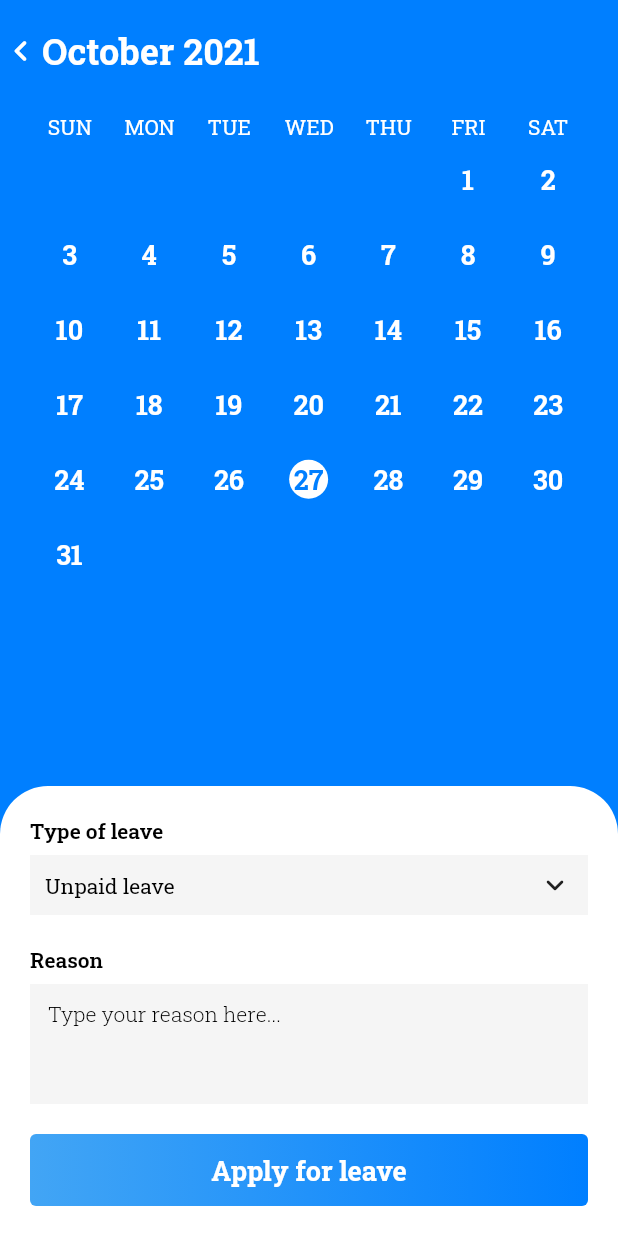
After one commit to ShubhranshuArya/Leave-App-UI, a Flutter app: the screen it shows after launch, after a tap on "Apply for leave", on a phone screen of 412 x 824 dp. The commit adds this screen. Run offline on Flutter 3.47's test engine with Material 2 defaults, Android fonts, the light colour scheme and no system bars; drawn by our look-alikes of syncfusion_flutter_calendar; our stand-ins replace get, google_fonts.

Commit message:
Leave Screen updated

```diff
--- a/lib/main.dart
+++ b/lib/main.dart
@@ -1,5 +1,8 @@
 import 'package:flutter/material.dart';
+import 'package:futuryze_assignment/view/screens/leave_screen.dart';
 import 'package:futuryze_assignment/view/screens/main_screen.dart';
+import 'package:futuryze_assignment/view/screens/stats_screen.dart';
+import 'package:get/get.dart';
 
 void main() {
   runApp(MyApp());
@@ -8,9 +11,8 @@ void main() {
 class MyApp extends StatelessWidget {
   @override
   Widget build(BuildContext context) {
-    return MaterialApp(
+    return GetMaterialApp(
       debugShowCheckedModeBanner: false,
-
       theme: ThemeData(
         primarySwatch: Colors.blue,
       ),
--- /dev/null
+++ b/lib/view/screens/leave_screen.dart
@@ -0,0 +1,177 @@
+import 'package:flutter/material.dart';
+import 'package:futuryze_assignment/constants/color_constants.dart';
+import 'package:futuryze_assignment/constants/custom_text.dart';
+import 'package:get/get.dart';
+import 'package:google_fonts/google_fonts.dart';
+import 'package:syncfusion_flutter_calendar/calendar.dart';
+
+class LeaveScreen extends StatelessWidget {
+  const LeaveScreen({Key? key}) : super(key: key);
+
+  @override
+  Widget build(BuildContext context) {
+    return SafeArea(
+      child: Scaffold(
+        backgroundColor: primaryBlue,
+        body: Stack(
+          children: [
+            Padding(
+              padding: EdgeInsets.only(
+                top: 4,
+                left: 20,
+                right: 20,
+              ),
+              child: Container(
+                height: 400,
+                child: SfCalendar(
+                  viewHeaderStyle: ViewHeaderStyle(
+                    dayTextStyle: GoogleFonts.robotoSlab(
+                      fontWeight: FontWeight.w400,
+                      fontSize: 14,
+                      color: Colors.white,
+                    ),
+                  ),
+                  view: CalendarView.month,
+                  backgroundColor: primaryBlue,
+                  todayHighlightColor: Colors.white,
+                  todayTextStyle: GoogleFonts.robotoSlab(
+                    fontWeight: FontWeight.bold,
+                    fontSize: 18,
+                    color: primaryBlue,
+                  ),
+                  headerStyle: CalendarHeaderStyle(
+                    textStyle: GoogleFonts.robotoSlab(
+                      fontWeight: FontWeight.bold,
+                      fontSize: 24,
+                      color: Colors.white,
+                    ),
+                  ),
+                  cellBorderColor: primaryBlue,
+                  allowDragAndDrop: true,
+                  headerHeight: 60,
+                  viewHeaderHeight: 40,
+                  monthViewSettings: MonthViewSettings(
+                    dayFormat: "EEE",
+                    showTrailingAndLeadingDates: false,
+                    showAgenda: false,
+                    agendaItemHeight: 0,
+                    monthCellStyle: MonthCellStyle(
+                      textStyle: GoogleFonts.robotoSlab(
+                        fontWeight: FontWeight.bold,
+                        fontSize: 18,
+                        color: Colors.white,
+                      ),
+                    ),
+                  ),
+                ),
+              ),
+            ),
+            Padding(
+              padding: EdgeInsets.only(top: 20,),
+              child: GestureDetector(
+                onTap: () => Get.back(),
+                child: Icon(
+                  Icons.chevron_left_rounded,
+                  size: 28,
+                  color: Colors.white,
+                ),
+              ),
+            ),
+            Align(
+              alignment: Alignment.bottomCenter,
+              child: Container(
+                height: 300,
+                decoration: BoxDecoration(
+                  color: Colors.white,
+                  borderRadius: BorderRadius.vertical(
+                    top: Radius.circular(32),
+                  ),
+                ),
+                child: Padding(
+                  padding: EdgeInsets.all(20),
+                  child: Column(
+                    mainAxisAlignment: MainAxisAlignment.spaceBetween,
+                    children: [
+                      Align(
+                        alignment: Alignment.centerLeft,
+                        child: customText(
+                          text: "Type of leave",
+                          fontWeight: FontWeight.w600,
+                          fontsize: 14,
+                          color: Colors.black,
+                        ),
+                      ),
+                      SizedBox(height: 8),
+                      Container(
+                        height: 40,
+                        color: Colors.grey[100],
+                        child: Padding(
+                          padding: EdgeInsets.symmetric(horizontal: 10),
+                          child: Row(
+                            mainAxisAlignment: MainAxisAlignment.spaceBetween,
+                            children: [
+                              customText(
+                                text: "Unpaid leave",
+                                fontWeight: FontWeight.w400,
+                                fontsize: 14,
+                                color: Colors.black,
+                              ),
+                              Icon(Icons.keyboard_arrow_down_rounded)
+                            ],
+                          ),
+                        ),
+                      ),
+                      SizedBox(height: 20),
+                      Align(
+                        alignment: Alignment.centerLeft,
+                        child: customText(
+                          text: "Reason",
+                          fontWeight: FontWeight.w600,
+                          fontsize: 14,
+                          color: Colors.black,
+                        ),
+                      ),
+                      SizedBox(height: 8),
+                      Container(
+                        height: 80,
+                        width: double.infinity,
+                        color: Colors.grey[100],
+                        child: Padding(
+                          padding: EdgeInsets.symmetric(
+                              horizontal: 12, vertical: 10),
+                          child: customText(
+                            text: "Type your reason here...",
+                            fontWeight: FontWeight.w300,
+                            fontsize: 14,
+                            color: Colors.black,
+                          ),
+                        ),
+                      ),
+                      SizedBox(height: 20),
+                      Container(
+                        height: 48,
+                        decoration: BoxDecoration(
+                          borderRadius: BorderRadius.circular(4),
+                          gradient: LinearGradient(
+                            colors: [Colors.blue.shade400, primaryBlue],
+                          ),
+                        ),
+                        child: Center(
+                          child: customText(
+                            text: "Apply for leave",
+                            fontWeight: FontWeight.bold,
+                            fontsize: 18,
+                          ),
+                        ),
+                      ),
+                    ],
+                  ),
+                ),
+              ),
+            ),
+          ],
+        ),
+      ),
+    );
+  }
+}
--- a/lib/view/screens/main_screen.dart
+++ b/lib/view/screens/main_screen.dart
@@ -2,8 +2,10 @@ import 'package:flutter/material.dart';
 import 'package:futuryze_assignment/constants/color_constants.dart';
 import 'package:futuryze_assignment/constants/custom_text.dart';
 import 'package:futuryze_assignment/constants/static_data.dart';
+import 'package:futuryze_assignment/view/screens/leave_screen.dart';
 import 'package:futuryze_assignment/view/widgets/header_container.dart';
 import 'package:futuryze_assignment/view/widgets/list_item.dart';
+import 'package:get/get.dart';
 
 class MainScreen extends StatelessWidget {
   const MainScreen({Key? key}) : super(key: key);
@@ -13,10 +15,10 @@ class MainScreen extends StatelessWidget {
     double width = MediaQuery.of(context).size.width;
     double height = MediaQuery.of(context).size.height;
 
-    return Scaffold(
+    return SafeArea(
+      child: Scaffold(
         backgroundColor: primaryBlue,
-      body: SafeArea(
-        child: Stack(
+        body: Stack(
           children: [
             HeaderContainer(),
             Align(
@@ -44,7 +46,6 @@ class MainScreen extends StatelessWidget {
                         separatorBuilder: (_, index) {
                           return SizedBox(height: 20);
                         },
-
                         itemCount: applicationList.length,
                       ),
                     ),
@@ -52,6 +53,8 @@ class MainScreen extends StatelessWidget {
                       padding: EdgeInsets.all(20),
                       child: Align(
                         alignment: Alignment.bottomCenter,
+                        child: GestureDetector(
+                          onTap: () => Get.to(LeaveScreen()),
                           child: Container(
                             height: 48,
                             width: 200,
@@ -65,12 +68,19 @@ class MainScreen extends StatelessWidget {
                                   spreadRadius: 4,
                                 )
                               ],
+                              gradient: LinearGradient(
+                                colors: [
+                                  Colors.blue.shade400,
+                                  primaryBlue
+                                ],
+                              ),
                             ),
                             child: Center(
                               child: customText(
                                 text: "Apply for leave",
                                 fontWeight: FontWeight.bold,
                                 fontsize: 18,
+                              ),
                             ),
                           ),
                         ),
--- a/lib/view/widgets/header_container.dart
+++ b/lib/view/widgets/header_container.dart
@@ -2,6 +2,8 @@ import 'package:flutter/material.dart';
 import 'package:futuryze_assignment/constants/color_constants.dart';
 import 'package:futuryze_assignment/constants/custom_text.dart';
 import 'package:futuryze_assignment/constants/icon_constants.dart';
+import 'package:futuryze_assignment/view/screens/stats_screen.dart';
+import 'package:get/get.dart';
 
 class HeaderContainer extends StatelessWidget {
   const HeaderContainer({Key? key}) : super(key: key);
@@ -31,7 +33,13 @@ class HeaderContainer extends StatelessWidget {
                   ),
                 ],
               ),
-              Icon(LeaveApp.notification_bell, color: Colors.white),
+              GestureDetector(
+                onTap: () => Get.to(StatsScreen()),
+                child: Icon(
+                  LeaveApp.notification_bell,
+                  color: Colors.white,
+                ),
+              ),
             ],
           ),
           SizedBox(height: 20),
```
Also changed, not shown: lib/view/screens/stats_screen.dart (added, +89 -0 lines), lib/view/widgets/stats_screen/bar_chart_row.dart (added, +40 -0 lines), lib/view/widgets/stats_screen/performance_container.dart (added, +226 -0 lines), lib/view/widgets/stats_screen/recent_log_item.dart (added, +60 -0 lines), lib/view/widgets/stats_screen/time_arrival_container.dart (added, +53 -0 lines), pubspec.yaml (+5 -4 lines), assets/bar_chart.jpg (added), pubspec.lock. Lines whose indentation alone changed are shown as unchanged.
